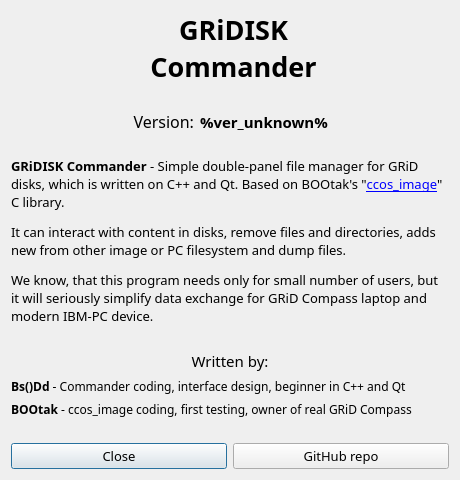
The window that dialogs/abdlg.ui (Bs0Dd/GRiDISKCOM) describes before a commit, drawn with Qt 5.
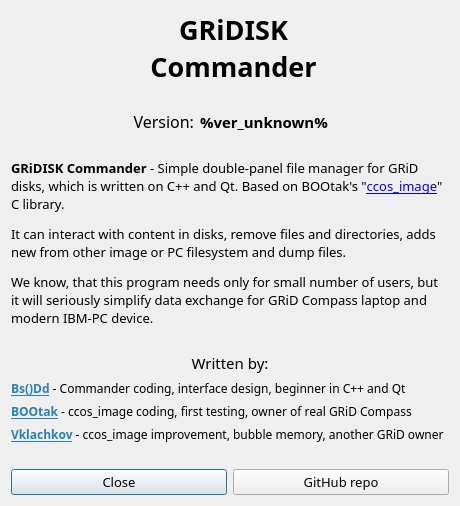
The same window after the commit. Icons and pictures are not drawn.

```diff
--- a/dialogs/abdlg.ui
+++ b/dialogs/abdlg.ui
@@ -7,7 +7,7 @@
     <x>0</x>
     <y>0</y>
     <width>460</width>
-    <height>480</height>
+    <height>506</height>
    </rect>
   </property>
   <property name="sizePolicy">
@@ -19,13 +19,13 @@
   <property name="minimumSize">
    <size>
     <width>460</width>
-    <height>480</height>
+    <height>506</height>
    </size>
   </property>
   <property name="maximumSize">
    <size>
     <width>460</width>
-    <height>480</height>
+    <height>506</height>
    </size>
   </property>
   <property name="font">
@@ -225,19 +225,6 @@
      </property>
     </widget>
    </item>
-   <item>
-    <widget class="QLabel" name="label_8">
-     <property name="font">
-      <font>
-       <family>Sans Serif</family>
-       <pointsize>9</pointsize>
-      </font>
-     </property>
-     <property name="text">
-      <string>&lt;html&gt;&lt;head/&gt;&lt;body&gt;&lt;p&gt;&lt;span style=&quot; font-weight:600;&quot;&gt;Bs()Dd&lt;/span&gt; - Commander coding, interface design, beginner in C++ and Qt&lt;/p&gt;&lt;/body&gt;&lt;/html&gt;</string>
-     </property>
-    </widget>
-   </item>
    <item>
     <widget class="QLabel" name="label_7">
      <property name="font">
@@ -247,7 +234,27 @@
       </font>
      </property>
      <property name="text">
-      <string>&lt;html&gt;&lt;head/&gt;&lt;body&gt;&lt;p&gt;&lt;span style=&quot; font-weight:600;&quot;&gt;BOOtak&lt;/span&gt; - ccos_image coding, first testing, owner of real GRiD Compass&lt;/p&gt;&lt;/body&gt;&lt;/html&gt;</string>
+      <string>&lt;html&gt;&lt;head/&gt;&lt;body&gt;&lt;p&gt;&lt;a href=&quot;http://bs0dd.net&quot;&gt;&lt;span style=&quot; font-weight:700; text-decoration: underline; color:#2980b9;&quot;&gt;Bs()Dd&lt;/span&gt;&lt;/a&gt; - Commander coding, interface design, beginner in C++ and Qt&lt;/p&gt;&lt;/body&gt;&lt;/html&gt;</string>
+     </property>
+    </widget>
+   </item>
+   <item>
+    <widget class="QLabel" name="label_8">
+     <property name="font">
+      <font>
+       <family>Sans Serif</family>
+       <pointsize>9</pointsize>
+      </font>
+     </property>
+     <property name="text">
+      <string>&lt;html&gt;&lt;head/&gt;&lt;body&gt;&lt;p&gt;&lt;a href=&quot;https://www.youtube.com/@kogdazjasdohnu&quot;&gt;&lt;span style=&quot; font-weight:700; text-decoration: underline; color:#2980b9;&quot;&gt;BOOtak&lt;/span&gt;&lt;/a&gt; - ccos_image coding, first testing, owner of real GRiD Compass&lt;/p&gt;&lt;/body&gt;&lt;/html&gt;</string>
+     </property>
+    </widget>
+   </item>
+   <item>
+    <widget class="QLabel" name="label_9">
+     <property name="text">
+      <string>&lt;html&gt;&lt;head/&gt;&lt;body&gt;&lt;p&gt;&lt;a href=&quot;https://github.com/vklachkov&quot;&gt;&lt;span style=&quot; font-weight:700; text-decoration: underline; color:#2980b9;&quot;&gt;Vklachkov&lt;/span&gt;&lt;/a&gt; - ccos_image improvement, bubble memory, another GRiD owner&lt;/p&gt;&lt;/body&gt;&lt;/html&gt;</string>
      </property>
     </widget>
    </item>
```
Left out of the diff: 2 changed lines with no effect on the pictures.
